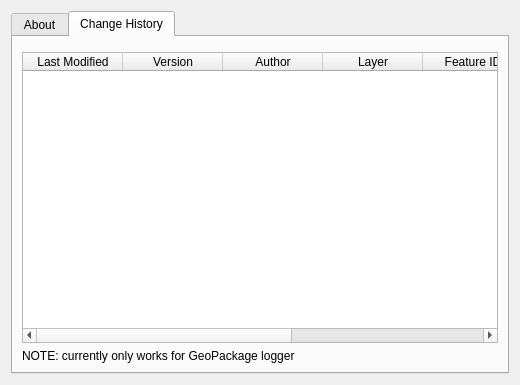
This is track_changes/ui/about_dialog.ui in ahmadzfaiz/qgis-track-changes as Qt 5 draws it before an edit. The edited form follows.
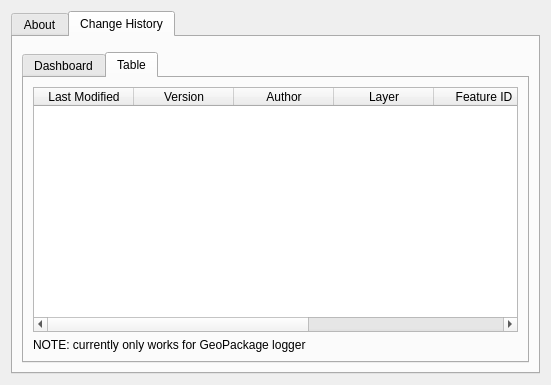
This is the edited form. The open tabs and pages were chosen to show the change. Custom widgets are drawn as their Qt base class.

Commit message: fix(change_history): humanize datetime now with utc fix error (#75)

```diff
--- a/track_changes/ui/about_dialog.ui
+++ b/track_changes/ui/about_dialog.ui
@@ -6,7 +6,7 @@
    <rect>
     <x>0</x>
     <y>0</y>
-    <width>520</width>
+    <width>551</width>
     <height>385</height>
    </rect>
   </property>
@@ -61,6 +61,21 @@
           <widget class="QgsFileWidget" name="inputGpkgFile"/>
          </item>
          <item>
+          <widget class="QTabWidget" name="changeHistoryTab">
+           <property name="currentIndex">
+            <number>0</number>
+           </property>
+           <widget class="QWidget" name="dashboardTab">
+            <attribute name="title">
+             <string>Dashboard</string>
+            </attribute>
+           </widget>
+           <widget class="QWidget" name="tableTab">
+            <attribute name="title">
+             <string>Table</string>
+            </attribute>
+            <layout class="QGridLayout" name="gridLayout_4">
+             <item row="0" column="0">
           <widget class="QTableWidget" name="changeHistoryTable">
            <column>
             <property name="text">
@@ -99,11 +114,15 @@
            </column>
           </widget>
          </item>
-         <item>
+             <item row="1" column="0">
           <widget class="QLabel" name="label_2">
            <property name="text">
             <string>NOTE: currently only works for GeoPackage logger</string>
            </property>
+              </widget>
+             </item>
+            </layout>
+           </widget>
           </widget>
          </item>
         </layout>
```
Lines whose indentation alone changed are shown as unchanged. The commit also changes 3 other files.
